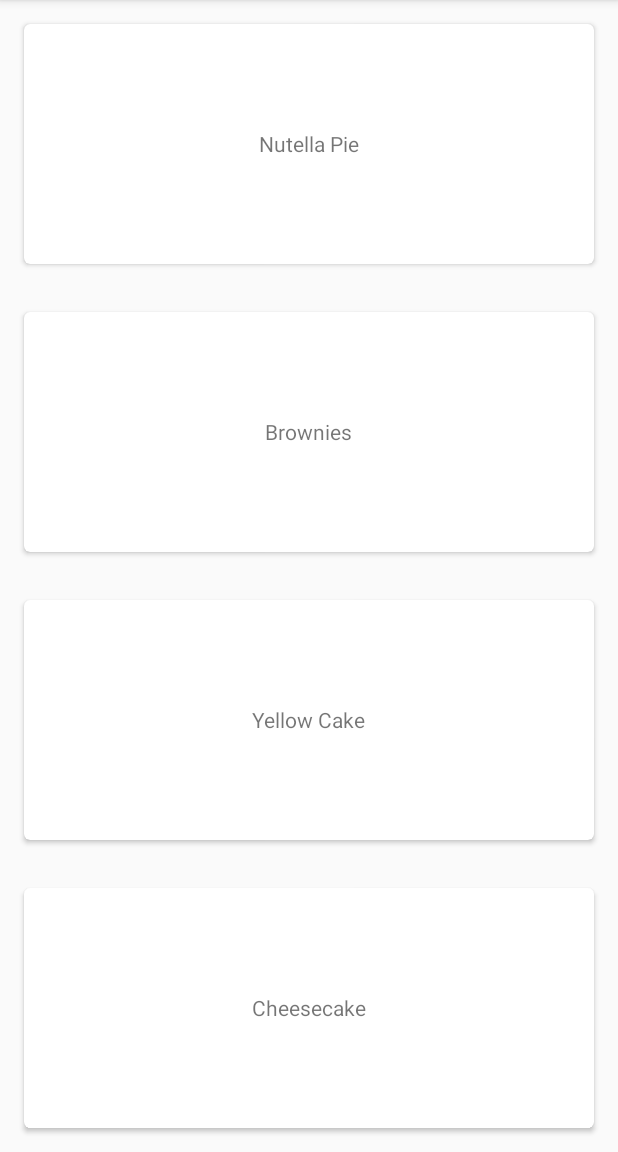
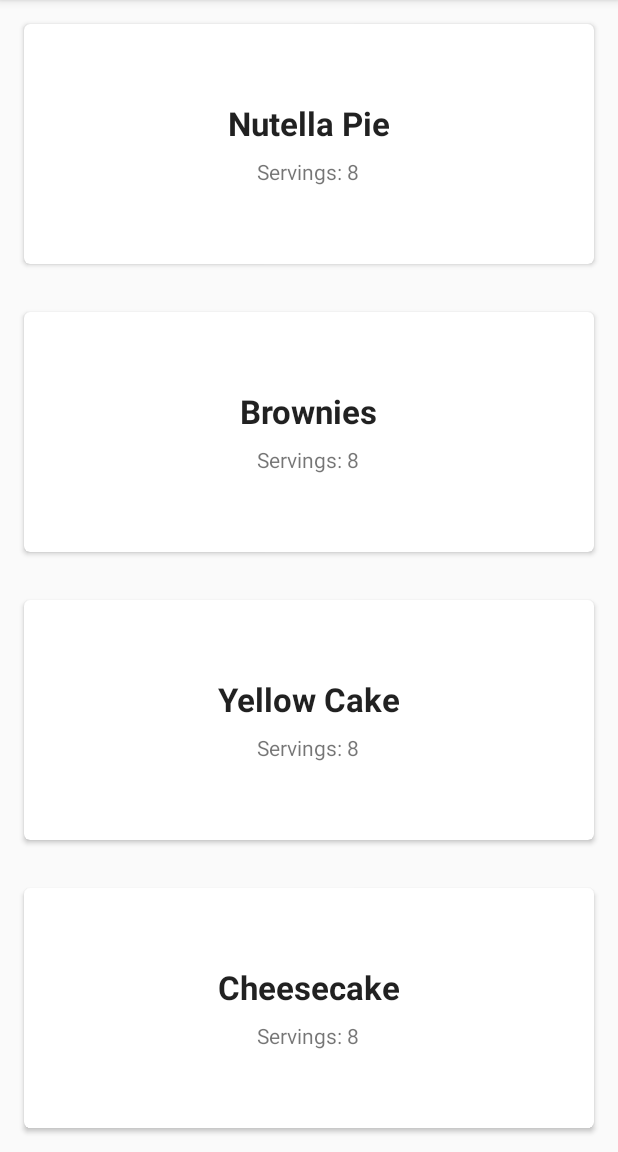
Before and after one commit to arthurCreek/Baking-App, an Android app: the screen it shows after launch (RecipeActivity), on a phone screen of 412 x 824 dp, the part 84-1236 px from its top. Run offline under Robolectric (Android 15) with nearby library versions, the phone set to English and light mode, and no system bars; libraries missing offline, so code that uses them is left out: android.support.test; 3 statements that could not run were skipped.

Commit message:
Moved strings to strings.xml, added servings to list fragment

```diff
--- a/app/src/main/java/com/example/android/projectbakingapp/Query/QueryUtils.java
+++ b/app/src/main/java/com/example/android/projectbakingapp/Query/QueryUtils.java
@@ -15,8 +15,6 @@ import java.io.InputStream;
 import java.util.ArrayList;
 
 public class QueryUtils {
-
-    public static final String LOG_TAG = QueryUtils.class.getSimpleName();
 
     private QueryUtils(){
     }
--- a/app/src/main/java/com/example/android/projectbakingapp/ui/RecipeActivity.java
+++ b/app/src/main/java/com/example/android/projectbakingapp/ui/RecipeActivity.java
@@ -18,11 +18,16 @@ public class RecipeActivity extends AppCompatActivity
         implements OnListFragmentInteractionListener,
         RecipeDetailListFragment.OnDetailListFragmentInteraction, RecipeStepFragment.OnStepNavigationClicked{
 
-    private static int INGREDIENT_INDEX = 0;
-    private static int PREVIOUS_ID = 0;
-    private static int NEXT_ID = 1;
-    private static boolean DONT_ADD_BACKSTACK = false;
-    private static boolean ADD_BACKSTACK = true;
+    private static final int INGREDIENT_INDEX = 0;
+    private static final int PREVIOUS_ID = 0;
+    private static final int NEXT_ID = 1;
+    private static final boolean DONT_ADD_BACKSTACK = false;
+    private static final boolean ADD_BACKSTACK = true;
+    private static final String RECIPE_LIST_TAG = "Recipe_List";
+    private static final String RECIPE_DETAIL_LIST_TAG = "Recipe_Detail_List";
+    private static final String RECIPE_STEP_TAG = "Recipe_Step";
+    private static final String STEP_ID_BUNDLE = "stepId";
+    private static final String RECIPE_ID_BUNDLE = "recipeId";
     SimpleIdlingResource simpleIdlingResource;
     private boolean mTwoPane;
 
@@ -52,7 +57,7 @@ public class RecipeActivity extends AppCompatActivity
             if (savedInstanceState == null){
                 FragmentTransaction fragmentTransaction = getSupportFragmentManager().beginTransaction();
                 RecipeListFragment recipeListFragment = new RecipeListFragment();
-                fragmentTransaction.add(R.id.detail_and_step_list, recipeListFragment, "Recipe__List");
+                fragmentTransaction.add(R.id.detail_and_step_list, recipeListFragment, RECIPE_LIST_TAG);
                 fragmentTransaction.setTransition(FragmentTransaction.TRANSIT_FRAGMENT_FADE);
                 fragmentTransaction.commit();
                 if (extras != null && !wasLaunchedFromRecents()){
@@ -68,7 +73,7 @@ public class RecipeActivity extends AppCompatActivity
         if (savedInstanceState == null && !mTwoPane){
             FragmentTransaction fragmentTransaction = getSupportFragmentManager().beginTransaction();
             RecipeListFragment recipeListFragment = new RecipeListFragment();
-            fragmentTransaction.add(R.id.displayList, recipeListFragment, "Recipe__List");
+            fragmentTransaction.add(R.id.displayList, recipeListFragment, RECIPE_LIST_TAG);
             fragmentTransaction.setTransition(FragmentTransaction.TRANSIT_FRAGMENT_FADE);
             fragmentTransaction.commit();
             if (extras != null && !wasLaunchedFromRecents()){
@@ -85,9 +90,9 @@ public class RecipeActivity extends AppCompatActivity
         FragmentTransaction fragmentTransaction2 = getSupportFragmentManager().beginTransaction();
         RecipeDetailListFragment recipeDetailListFragment = new RecipeDetailListFragment();
         if (mTwoPane){
-            fragmentTransaction2.replace(R.id.detail_and_step_list, recipeDetailListFragment, "Recipe_Detail_List");
+            fragmentTransaction2.replace(R.id.detail_and_step_list, recipeDetailListFragment, RECIPE_DETAIL_LIST_TAG);
         } else {
-            fragmentTransaction2.replace(R.id.displayList, recipeDetailListFragment, "Recipe_Detail_List");
+            fragmentTransaction2.replace(R.id.displayList, recipeDetailListFragment, RECIPE_DETAIL_LIST_TAG);
         }
         fragmentTransaction2.setTransition(FragmentTransaction.TRANSIT_FRAGMENT_FADE);
         fragmentTransaction2.addToBackStack(null);
@@ -107,15 +112,15 @@ public class RecipeActivity extends AppCompatActivity
             getSupportFragmentManager().popBackStack();
         }
         if (mTwoPane){
-            fragmentTransaction3.replace(R.id.media_description_tablet, recipeStepFragment, "Recipe_Step");
+            fragmentTransaction3.replace(R.id.media_description_tablet, recipeStepFragment, RECIPE_STEP_TAG);
         } else {
-            fragmentTransaction3.replace(R.id.displayList, recipeStepFragment, "Recipe_Step");
+            fragmentTransaction3.replace(R.id.displayList, recipeStepFragment, RECIPE_STEP_TAG);
             fragmentTransaction3.addToBackStack(null);
         }
         fragmentTransaction3.setTransition(FragmentTransaction.TRANSIT_FRAGMENT_FADE);
         Bundle stepBundle = new Bundle();
-        stepBundle.putInt("stepId", stepPosition);
-        stepBundle.putInt("recipeId", recipeId);
+        stepBundle.putInt(STEP_ID_BUNDLE, stepPosition);
+        stepBundle.putInt(RECIPE_ID_BUNDLE, recipeId);
         recipeStepFragment.setArguments(stepBundle);
         fragmentTransaction3.commit();
     }
@@ -131,7 +136,7 @@ public class RecipeActivity extends AppCompatActivity
 
     @Override
     public void onBackPressed() {
-        if (mTwoPane && getSupportFragmentManager().findFragmentByTag("Recipe_Step") != null){
+        if (mTwoPane && getSupportFragmentManager().findFragmentByTag(RECIPE_STEP_TAG) != null){
             getSupportFragmentManager().beginTransaction().
                     remove(getSupportFragmentManager().findFragmentById(R.id.media_description_tablet)).commit();
         }
--- a/app/src/main/java/com/example/android/projectbakingapp/ui/RecipeDetailListFragment.java
+++ b/app/src/main/java/com/example/android/projectbakingapp/ui/RecipeDetailListFragment.java
@@ -26,6 +26,7 @@ public class RecipeDetailListFragment extends Fragment {
     private LinearLayoutManager linearLayoutManager;
     private RecipeDetailListAdapter recipeDetailListAdapter;
     private OnDetailListFragmentInteraction mListener;
+    private static final String ID_BUNDLE = "id";
 
     public RecipeDetailListFragment() {
     }
@@ -36,7 +37,7 @@ public class RecipeDetailListFragment extends Fragment {
 
         ArrayList<Recipe> recipes = QueryUtils.extractRecipes(getContext());
         Bundle bundle = this.getArguments();
-        int recipeIdBundleArg = bundle.getInt("id");
+        int recipeIdBundleArg = bundle.getInt(ID_BUNDLE);
         recipe = recipes.get(recipeIdBundleArg-1);
     }
 
@@ -51,7 +52,7 @@ public class RecipeDetailListFragment extends Fragment {
         linearLayoutManager = new LinearLayoutManager(getActivity());
         recyclerView.setLayoutManager(linearLayoutManager);
 
-        recipeDetailListAdapter = new RecipeDetailListAdapter(recipe, mListener);
+        recipeDetailListAdapter = new RecipeDetailListAdapter(recipe, mListener, getContext());
         recyclerView.setAdapter(recipeDetailListAdapter);
 
 
--- a/app/src/main/java/com/example/android/projectbakingapp/ui/RecipeListAdapter.java
+++ b/app/src/main/java/com/example/android/projectbakingapp/ui/RecipeListAdapter.java
@@ -15,11 +15,10 @@ import java.util.ArrayList;
 
 public class RecipeListAdapter extends RecyclerView.Adapter<RecipeListAdapter.RecipeListViewHolder>{
 
-    public static final String LOG_TAG = RecipeListAdapter.class.getSimpleName();
-
     private ArrayList<Recipe> recipeArrayList;
-    private Context context;
+    Context context;
     private final RecipeListFragment.OnListFragmentInteractionListener mListener;
+    private String servingsString;
 
     public RecipeListAdapter(Context context, ArrayList<Recipe> recipeArrayList, RecipeListFragment.OnListFragmentInteractionListener listener) {
         this.recipeArrayList = recipeArrayList;
@@ -35,6 +34,7 @@ public class RecipeListAdapter extends RecyclerView.Adapter<RecipeListAdapter.Re
         int layoutIdForListItem = R.layout.recipe_card_view;
         LayoutInflater inflater = LayoutInflater.from(context);
         boolean shouldAttachToParentImmediately = false;
+        servingsString = context.getResources().getString(R.string.servings);
 
         //inflate the view and return
         View view = inflater.inflate(layoutIdForListItem, parent, shouldAttachToParentImmediately);
@@ -46,6 +46,12 @@ public class RecipeListAdapter extends RecyclerView.Adapter<RecipeListAdapter.Re
     @Override
     public void onBindViewHolder(@NonNull final RecipeListAdapter.RecipeListViewHolder holder, final int position) {
         holder.nameTextView.setText(recipeArrayList.get(position).getRecipeName());
+        StringBuilder builder = new StringBuilder();
+        builder.append(servingsString);
+        builder.append(": ");
+        builder.append(String.valueOf(recipeArrayList.get(position).getRecipeServings()));
+        String totalServings = builder.toString();
+        holder.servingsTextView.setText(totalServings);
         holder.itemView.setOnClickListener(new View.OnClickListener() {
             @Override
             public void onClick(View view) {
@@ -61,11 +67,13 @@ public class RecipeListAdapter extends RecyclerView.Adapter<RecipeListAdapter.Re
 
     public class RecipeListViewHolder extends RecyclerView.ViewHolder{
         TextView nameTextView;
+        TextView servingsTextView;
 
         public RecipeListViewHolder(View v){
             super(v);
 
             nameTextView = (TextView) v.findViewById(R.id.recipeNameTextView);
+            servingsTextView = (TextView) v.findViewById(R.id.servings);
         }
     }
 }
--- a/app/src/main/java/com/example/android/projectbakingapp/ui/RecipeListFragment.java
+++ b/app/src/main/java/com/example/android/projectbakingapp/ui/RecipeListFragment.java
@@ -25,8 +25,6 @@ import java.util.ArrayList;
  * A simple {@link Fragment} subclass.
  */
 public class RecipeListFragment extends Fragment {
-
-    public static final String LOG_TAG = RecipeListFragment.class.getSimpleName();
 
     private ArrayList<Recipe> recipeArrayList;
     private RecyclerView recyclerView;
--- a/app/src/main/res/layout/recipe_card_view.xml
+++ b/app/src/main/res/layout/recipe_card_view.xml
@@ -9,13 +9,30 @@
     app:cardCornerRadius="4dp"
     android:layout_margin="16dp">
 
+    <LinearLayout
+        android:layout_width="match_parent"
+        android:layout_height="match_parent"
+        android:gravity="center"
+        android:orientation="vertical">
+
         <TextView
             xmlns:android="http://schemas.android.com/apk/res/android"
             android:id="@+id/recipeNameTextView"
             android:layout_width="wrap_content"
             android:layout_height="wrap_content"
-        android:layout_gravity="center"
-        android:padding="16dp">
+            android:textStyle="bold"
+            android:textAppearance="@style/TextAppearance.AppCompat.Large"
+            android:layout_gravity="center_horizontal"
+            android:paddingBottom="8dp">
         </TextView>
 
+        <TextView
+            android:id="@+id/servings"
+            android:layout_width="wrap_content"
+            android:layout_height="wrap_content"
+            android:layout_gravity="center_horizontal"/>
+
+    </LinearLayout>
+
+
 </android.support.v7.widget.CardView>
```
Also changed, not shown: app/src/main/java/com/example/android/projectbakingapp/RecipeWidgetProvider.java (+0 -16 lines), app/src/main/java/com/example/android/projectbakingapp/ui/RecipeDetailListAdapter.java (+9 -9 lines), app/src/main/java/com/example/android/projectbakingapp/ui/RecipeIngredientAdapter.java (+8 -4 lines), app/src/main/java/com/example/android/projectbakingapp/ui/RecipeStepFragment.java (+7 -12 lines), app/src/main/java/com/example/android/projectbakingapp/ui/RecipeWidgetsRemoteViewsFactory.java (+5 -4 lines), app/src/main/res/values/strings.xml (+16 -0 lines). Lines whose indentation alone changed are shown as unchanged.
